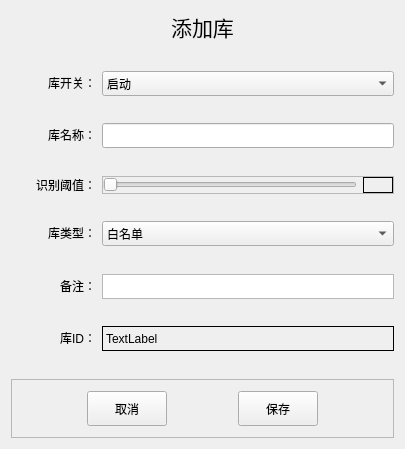
Above: VFR_system/FaceLibInfoOperator.ui from zhw201906/VFR_system before the change. Below: the same form after it.
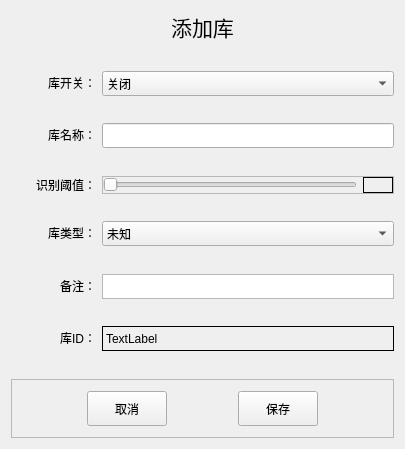
That is the form after the change.

Patch:
```diff
--- a/VFR_system/FaceLibInfoOperator.ui
+++ b/VFR_system/FaceLibInfoOperator.ui
@@ -183,11 +183,6 @@
        <height>25</height>
       </size>
      </property>
-     <item>
-      <property name="text">
-       <string>启动</string>
-      </property>
-     </item>
      <item>
       <property name="text">
        <string>关闭</string>
@@ -331,6 +326,11 @@
        <height>25</height>
       </size>
      </property>
+     <item>
+      <property name="text">
+       <string>未知</string>
+      </property>
+     </item>
      <item>
       <property name="text">
        <string>白名单</string>
```
Left out of the diff: 10 changed lines with no effect on the pictures.
